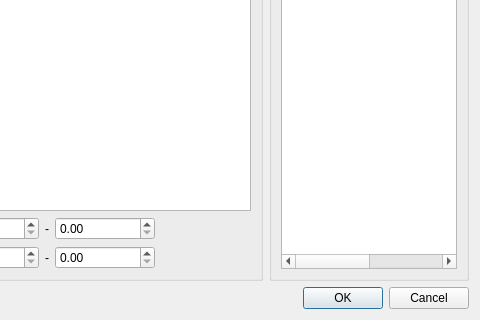
ultradr3mer/Graphitty, file Graphitty/polyeditview.ui: the form before one commit; both pictures show x 124 to 604 and y 147 to 467 of the 604 by 467 pixel window.
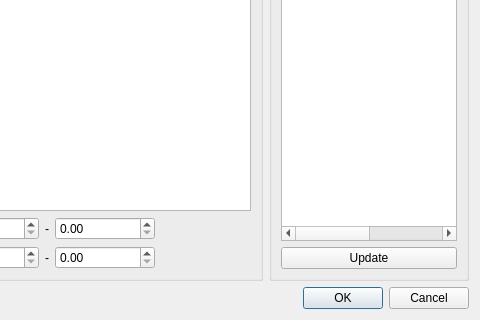
The form after the commit. Custom widgets are drawn as their Qt base class.

```diff
--- a/Graphitty/polyeditview.ui
+++ b/Graphitty/polyeditview.ui
@@ -167,6 +167,13 @@
         </column>
        </widget>
       </item>
+      <item row="1" column="0">
+       <widget class="QPushButton" name="udate">
+        <property name="text">
+         <string>Update</string>
+        </property>
+       </widget>
+      </item>
      </layout>
     </widget>
    </item>
```
